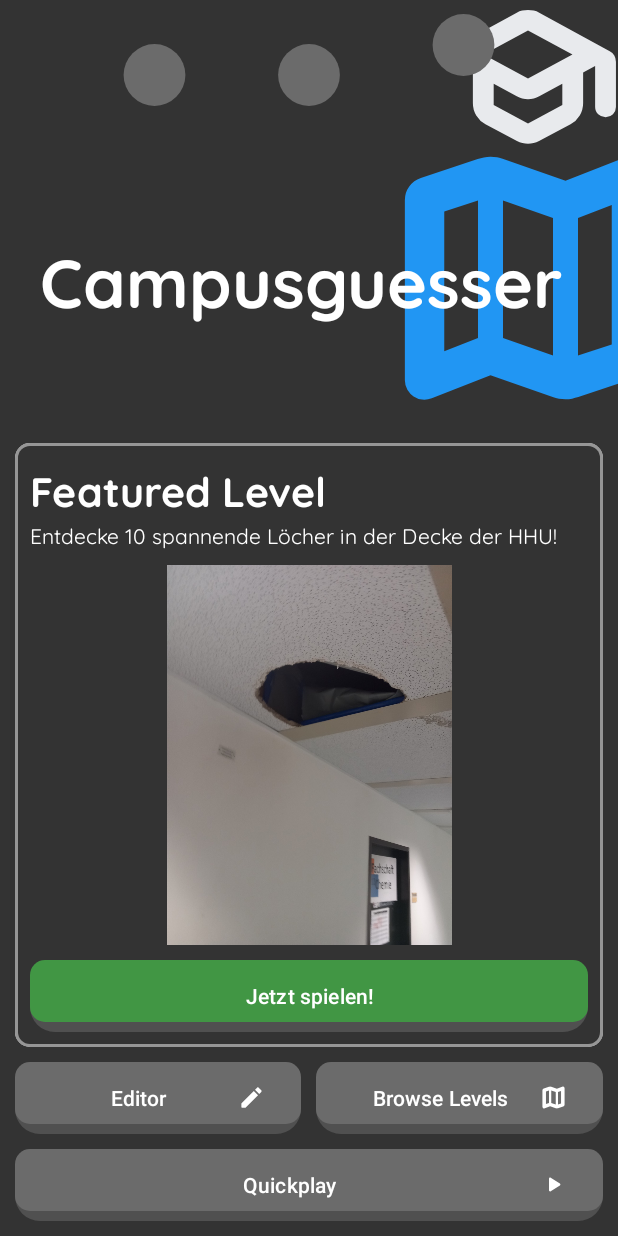
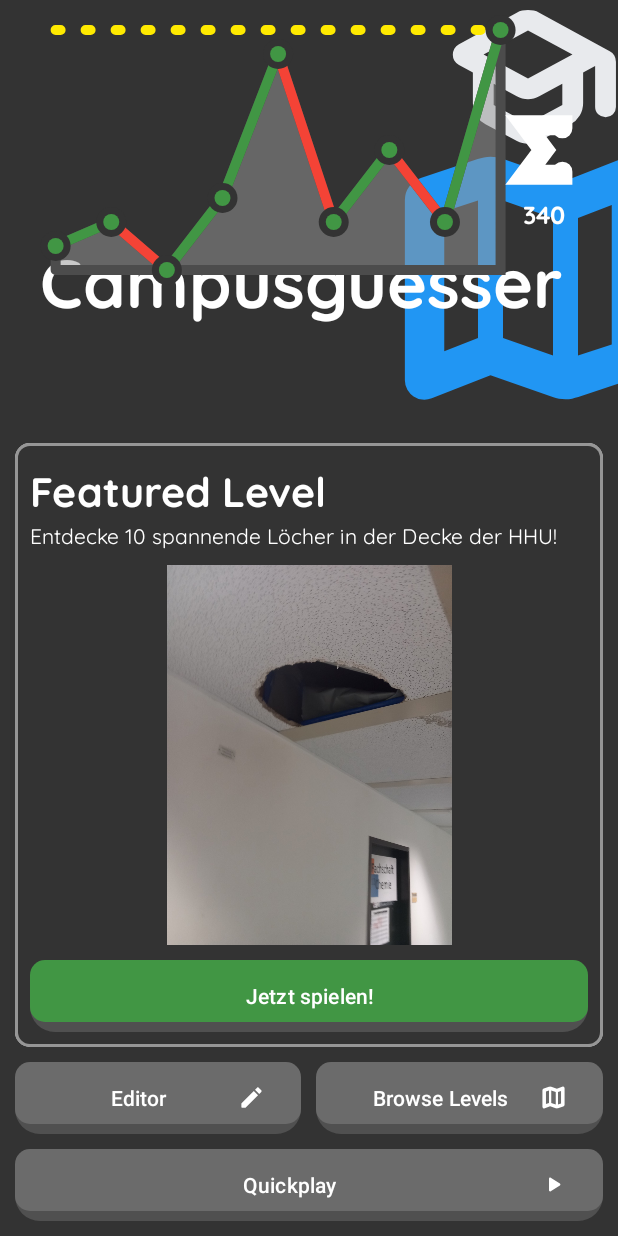
Before and after one commit to val-pu/Campusguesser-fscs, an Android app: the screen it shows after launch (MenuActivity), on a phone screen of 412 x 824 dp. Run offline under Robolectric (Android 15) with nearby library versions, the phone set to English and light mode, and no system bars.

```diff
--- /dev/null
+++ b/app/src/main/java/de/hhufscs/campusguesser/ui/views/StatView.kt
@@ -0,0 +1,190 @@
+package de.hhufscs.campusguesser.ui.views
+
+import android.annotation.SuppressLint
+import android.content.Context
+import android.graphics.Canvas
+import android.graphics.Color.WHITE
+import android.graphics.DashPathEffect
+import android.graphics.Paint
+import android.graphics.Path
+import android.graphics.Rect
+import android.util.AttributeSet
+import android.view.View
+import de.hhufscs.campusguesser.R
+
+
+class StatView(context: Context?, attrs: AttributeSet?) : View(context, attrs) {
+
+    val strokePaint = Paint().apply {
+        strokeWidth = 10F
+        color = resources.getColor(R.color.very_successful_green)
+        strokeCap = Paint.Cap.ROUND
+    }
+
+    val strokePaintBad = Paint().apply {
+        strokeWidth = 10F
+        color = resources.getColor(R.color.very_unsuccessful_red)
+        strokeCap = Paint.Cap.ROUND
+    }
+
+    val strokePaintTop = Paint().apply {
+        strokeWidth = 10F
+        color = resources.getColor(R.color.top_paint_stat_view)
+        strokeCap = Paint.Cap.ROUND
+        setPathEffect(DashPathEffect(floatArrayOf(5f,25F), 0f))
+    }
+
+    val integralPaintStroke = Paint().apply {
+        strokeCap = Paint.Cap.ROUND
+        style = Paint.Style.STROKE
+
+        strokeWidth = 10F
+        color = resources.getColor(R.color.integral_paint_stroke_stat_view)
+    }
+
+    val integralPaint = Paint().apply {
+        strokeWidth = 10F
+        color = resources.getColor(R.color.integral_paint_stat_view)
+    }
+
+    val sumPaint = Paint().apply {
+        strokeWidth = 20F
+        color = WHITE
+        strokeCap = Paint.Cap.ROUND
+        style = Paint.Style.STROKE
+    }
+
+    val textPaint = Paint().apply {
+        typeface = resources.getFont(R.font.quicksand_bold)
+        strokeWidth = 20F
+        color = WHITE
+    }
+
+
+    val pointPaint = Paint().apply { color = resources.getColor(R.color.point_stat_view) }
+
+    val dataPoints = arrayOf(10, 20, 0, 30, 90, 20, 50, 20, 100)
+
+
+    @SuppressLint("DrawAllocation")
+    override fun onDraw(canvas: Canvas) {
+        super.onDraw(canvas)
+        val paddingRight = width * .1F
+
+        val padding = height * .1F
+        val pointHeight = height - padding * 2
+        val delta = (width - paddingRight) / (dataPoints.size + 1)
+
+
+        fun calcPointY(points: Int): Float = height - points / 100F * pointHeight - padding
+        fun calcIndexX(index: Int): Float = (index + 1) * delta
+
+
+        // Integral dingsi
+        val p = Path()
+        p.setLastPoint(delta, calcPointY(0))
+        dataPoints.forEachIndexed { index, dataPoint ->
+            p.lineTo(calcIndexX(index), calcPointY(dataPoint))
+
+        }
+        p.lineTo(calcIndexX(dataPoints.size - 1), calcPointY(0))
+        p.lineTo(delta, calcPointY(0))
+        canvas.drawPath(p, integralPaint)
+        canvas.drawPath(p, integralPaintStroke)
+
+        // MAXIMUM Anzeige
+
+        canvas.drawLine(
+            calcIndexX(0),
+            calcPointY(100),
+            calcIndexX(dataPoints.size - 1),
+            calcPointY(100),
+            strokePaintTop
+        )
+
+        val sumPath = Path()
+
+        sumPath.setLastPoint(
+            calcIndexX(dataPoints.size - 1) + paddingRight * .8F,
+            padding + paddingRight * .05F
+        )
+        sumPath.lineTo(calcIndexX(dataPoints.size - 1) + paddingRight * .8F, padding)
+        sumPath.lineTo(calcIndexX(dataPoints.size - 1) + paddingRight * .2F, padding)
+        sumPath.lineTo(
+            calcIndexX(dataPoints.size - 1) + paddingRight * .5F,
+            padding + paddingRight * .4F
+        )
+        sumPath.lineTo(
+            calcIndexX(dataPoints.size - 1) + paddingRight * .2F,
+            padding + paddingRight * .8F
+        )
+        sumPath.lineTo(
+            calcIndexX(dataPoints.size - 1) + paddingRight * .8F,
+            padding + paddingRight * .8F
+        )
+        sumPath.lineTo(
+            calcIndexX(dataPoints.size - 1) + paddingRight * .8F,
+            padding + paddingRight * .8F - paddingRight * .05F
+        )
+
+        val sumXOffset = paddingRight * .2F
+        val sumYOffset = (height - padding * 2 - paddingRight * .8F) / 2F
+
+        sumPath.offset(sumXOffset, sumYOffset)
+
+        canvas.drawPath(sumPath, sumPaint)
+        textPaint.textSize = paddingRight * .4F
+
+        val sum = dataPoints.sum().toString()
+
+        val textBounds = Rect()
+
+        textPaint.getTextBounds(sum, 0, sum.length, textBounds)
+
+        canvas.drawText(
+            sum,
+            calcIndexX(dataPoints.size - 1) + paddingRight * .2F + (paddingRight * .6F - textBounds.width()) / 2F + sumXOffset,
+            padding + paddingRight * .8F + textBounds.height() + 30 + sumYOffset,
+            textPaint
+        )
+
+
+        dataPoints.forEachIndexed { index, y ->
+
+
+            val canvasY = height - (y / 100F * pointHeight) - padding
+            val canvasX = delta * (index + 1)
+            if (index + 1 != dataPoints.size) {
+
+                val nextCanvasY = height - dataPoints[index + 1] / 100F * pointHeight - padding
+
+                canvas.drawLine(
+                    canvasX,
+                    canvasY,
+                    canvasX + delta,
+                    nextCanvasY,
+                    if (nextCanvasY < canvasY) strokePaint else strokePaintBad
+                )
+
+            }
+
+//            canvas.drawLine(canvasX, height - padding, canvasX, canvasY, strokePaint)
+
+            canvas.drawCircle(
+                canvasX,
+                canvasY,
+                15F,
+                pointPaint
+            )
+            canvas.drawCircle(
+                canvasX,
+                canvasY,
+                8F,
+                strokePaint
+            )
+        }
+
+
+    }
+
+}
--- a/app/src/main/res/layout/activity_menu_new.xml
+++ b/app/src/main/res/layout/activity_menu_new.xml
@@ -162,10 +162,10 @@
 
     </LinearLayout>
 
-    <de.hhufscs.campusguesser.ui.views.LoadingAnimation
+    <de.hhufscs.campusguesser.ui.views.StatView
         android:id="@+id/loadingAnimation"
         android:layout_width="wrap_content"
-        android:layout_height="100dp"
+        android:layout_height="200dp"
         app:layout_constraintStart_toStartOf="parent"
         app:layout_constraintTop_toTopOf="parent" />
 
--- a/app/src/main/res/values/colors.xml
+++ b/app/src/main/res/values/colors.xml
@@ -11,6 +11,11 @@
     <color name="back_secondary">#969696</color>
     <color name="very_successful_green">#419644</color>
     <color name="very_unsuccessful_red">#F44336</color>
+    <color name="integral_paint_stat_view">#83969696</color>
+    <color name="integral_paint_stroke_stat_view">#4C4C4C</color>
     <color name="button_accent">#6B6B6B</color>
     <color name="secondary_btn">#505050</color>
+    <color name="point_stat_view">@color/back</color>
+    <color name="stroke_stat_view">@color/button_accent</color>
+    <color name="top_paint_stat_view">#FFEA00</color>
 </resources>
```
Also changed, not shown: app/src/main/java/de/hhufscs/campusguesser/ui/game/GuessActivity.kt (+17 -16 lines), app/src/main/java/de/hhufscs/campusguesser/ui/util/AnimatedLoadingPopUp.kt (+18 -14 lines), app/src/main/res/layout/layout_loading.xml (+43 -13 lines).
